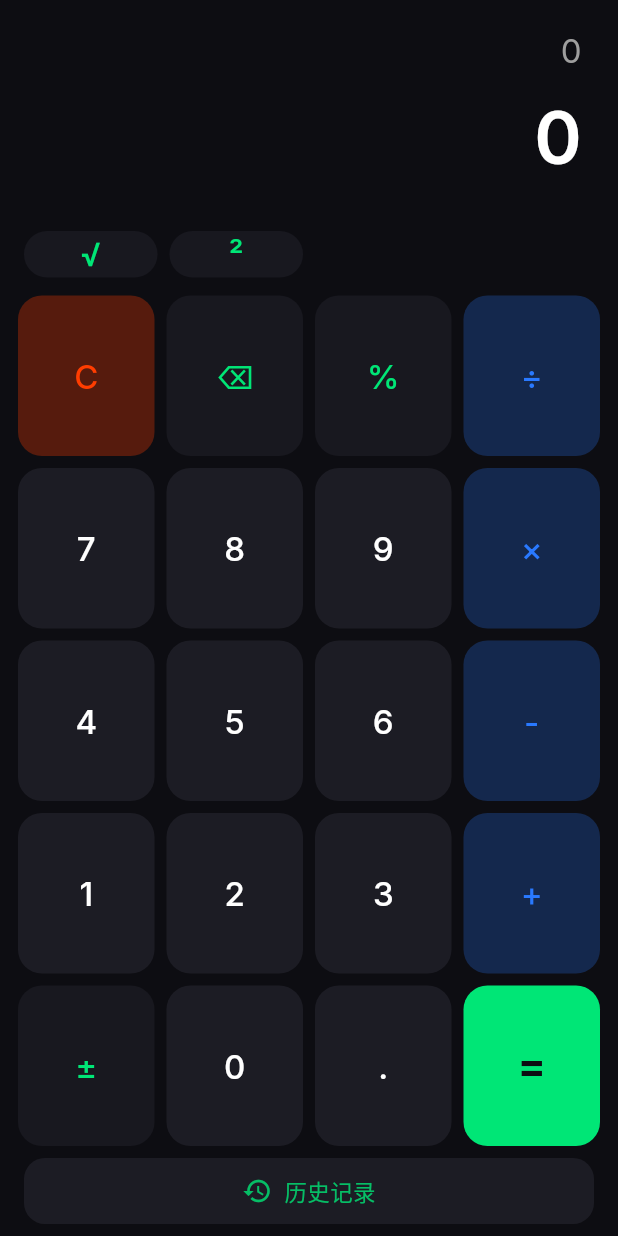
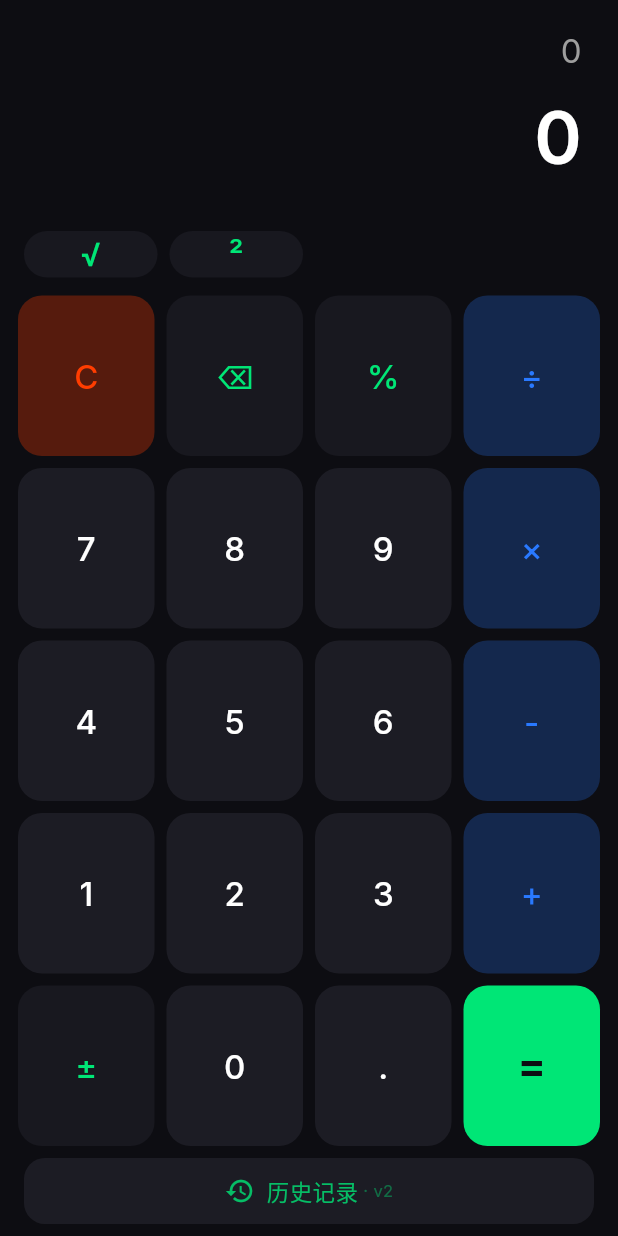
Before and after one commit to pyaude/HistoryCalc, a Flutter app: the screen it shows after launch, on a phone screen of 412 x 824 dp. Run offline on Flutter 3.47's test engine with Material 3 defaults, Android fonts, the phone set to English and light mode, and no system bars; our stand-ins replace flutter_riverpod, google_fonts, hive_flutter; accounts and stored records are empty.

Commit message:
Agent auto-commit via ForgeView approval

```diff
--- a/lib/main.dart
+++ b/lib/main.dart
@@ -29,7 +29,7 @@ class HistoryCalcApp extends ConsumerWidget {
   @override
   Widget build(BuildContext context, WidgetRef ref) {
     return MaterialApp(
-      title: 'HistoryCalc',
+      title: 'HistoryCalc v2',
       theme: AppTheme.darkTheme,
       home: const CalculatorScreen(),
       debugShowCheckedModeBanner: false,
--- a/lib/presentation/screens/calculator_screen.dart
+++ b/lib/presentation/screens/calculator_screen.dart
@@ -134,6 +134,14 @@ class CalculatorScreen extends ConsumerWidget {
                             fontFamily: 'Inter',
                           ),
                         ),
+                        Text(
+                          ' · v2',
+                          style: TextStyle(
+                            color: AppColors.accentGreen.withValues(alpha: 0.4),
+                            fontSize: 11,
+                            fontFamily: 'Inter',
+                          ),
+                        ),
                         if (state.history.isNotEmpty) ...[
                           const SizedBox(width: 8),
                           Container(
```
